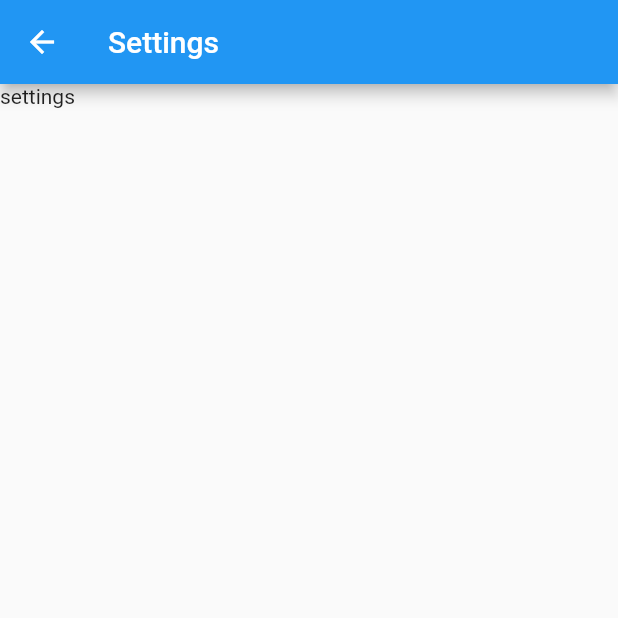
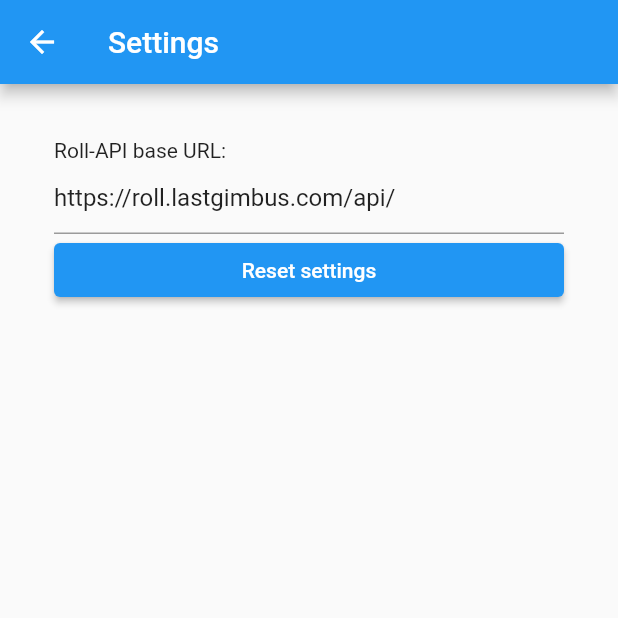
Before and after one commit to TheLastGimbus/rollplay, a Flutter app: the screen it shows after launch, after a tap on the "settings" icon, on a phone screen of 412 x 824 dp, the top half of it. Run offline on Flutter 3.47's test engine with Material 2 defaults, Android fonts, the phone set to English and light mode, and no system bars; our stand-ins replace fluro, flutter_bloc, shared_preferences.

Commit message:
This took much more that i want to admit

```diff
--- a/lib/main.dart
+++ b/lib/main.dart
@@ -1,4 +1,6 @@
 import 'package:flutter/material.dart';
+import 'package:flutter_bloc/flutter_bloc.dart';
+import 'package:rollplay/pages/home_cubit.dart';
 import 'package:rollplay/router.dart';
 
 void main() {
@@ -9,34 +11,16 @@ void main() {
 class MyApp extends StatelessWidget {
   @override
   Widget build(BuildContext context) {
-    return MaterialApp(
-      title: 'Roll-Play',
-      theme: ThemeData(primarySwatch: Colors.blue),
-      initialRoute: Routes.home,
-      onGenerateRoute: router.generator,
+    return MultiBlocProvider(
+      providers: [
+        BlocProvider(create: (ctx) => HomeCubit()),
+      ],
+      child: MaterialApp(
+        title: 'Roll-Play',
+        theme: ThemeData(primarySwatch: Colors.blue),
+        initialRoute: Routes.home,
+        onGenerateRoute: router.generator,
+      ),
     );
   }
 }
-
-class HomePage extends StatefulWidget {
-  HomePage({Key key}) : super(key: key);
-
-  @override
-  _HomePageState createState() => _HomePageState();
-}
-
-class _HomePageState extends State<HomePage> {
-  @override
-  Widget build(BuildContext context) {
-    return Scaffold(
-      appBar: AppBar(
-        title: Text("Roll-Play"),
-        leading: IconButton(
-          icon: Icon(Icons.settings),
-          onPressed: () => router.navigateTo(context, Routes.settings),
-        ),
-      ),
-      body: Center(child: Text("Hello there!")),
-    );
-  }
-}
--- /dev/null
+++ b/lib/pages/home_cubit.dart
@@ -0,0 +1,9 @@
+import 'package:flutter_bloc/flutter_bloc.dart';
+
+class HomeCubit extends Cubit<String> {
+  HomeCubit() : super(null);
+
+  void roll() {
+
+  }
+}
--- /dev/null
+++ b/lib/pages/home_page.dart
@@ -0,0 +1,38 @@
+import 'package:flutter/material.dart';
+
+import '../router.dart';
+
+class HomePage extends StatefulWidget {
+  HomePage({Key key}) : super(key: key);
+
+  @override
+  _HomePageState createState() => _HomePageState();
+}
+
+class _HomePageState extends State<HomePage> {
+  @override
+  Widget build(BuildContext context) {
+    return Scaffold(
+      appBar: AppBar(
+        title: Text("Roll-Play"),
+        actions: [
+          IconButton(
+            icon: Icon(Icons.settings),
+            onPressed: () => router.navigateTo(context, Routes.settings),
+          ),
+        ],
+      ),
+      body: Container(
+        padding: EdgeInsets.all(32),
+        child: Column(
+          children: [
+            ElevatedButton(
+              child: Text("Roll!"),
+              onPressed: () {},
+            ),
+          ],
+        ),
+      ),
+    );
+  }
+}
--- a/lib/pages/settings_page.dart
+++ b/lib/pages/settings_page.dart
@@ -1,4 +1,7 @@
 import 'package:flutter/material.dart';
+import 'package:shared_preferences/shared_preferences.dart';
+
+import '../settings.dart' as prefs;
 
 class SettingsPage extends StatefulWidget {
   SettingsPage({Key key}) : super(key: key);
@@ -8,17 +11,50 @@ class SettingsPage extends StatefulWidget {
 }
 
 class _SettingsPageState extends State<SettingsPage> {
+  SharedPreferences sp;
+
+  @override
+  void initState() {
+    super.initState();
+    SharedPreferences.getInstance().then((value) => setState(() => sp = value));
+  }
+
   @override
   Widget build(BuildContext context) {
     return Scaffold(
       appBar: AppBar(title: Text("Settings")),
       body: Center(
-        child: ListView(
-          children: [
-            Text('settings'),
-          ],
+        child: Container(
+          constraints: BoxConstraints(maxWidth: 500),
+          padding: EdgeInsets.all(36),
+          child: sp == null ? Text("Wait...") : settings(),
         ),
       ),
     );
   }
+
+  Widget settings() {
+    return ListView(
+      children: [
+        Text("Roll-API base URL:"),
+        TextFormField(
+          key: UniqueKey(),
+          initialValue: sp.getString(prefs.Key.API_BASE_URL) ??
+              prefs.Default.API_BASE_URL,
+          decoration: InputDecoration(hintText: prefs.Default.API_BASE_URL),
+          onChanged: (str) {
+            if (!str.endsWith('/')) str += '/';
+            sp.setString(prefs.Key.API_BASE_URL, str);
+          },
+        ),
+        ElevatedButton(
+          child: Text('Reset settings'),
+          onPressed: () async {
+            await sp.clear();
+            setState(() {});
+          },
+        )
+      ],
+    );
+  }
 }
--- a/lib/router.dart
+++ b/lib/router.dart
@@ -1,6 +1,6 @@
 import 'package:fluro/fluro.dart';
-import 'package:rollplay/main.dart';
 
+import 'pages/home_page.dart';
 import 'pages/settings_page.dart';
 
 final router = FluroRouter();
@@ -18,6 +18,6 @@ void initRouter() {
   router.define(
     Routes.settings,
     handler: Handler(handlerFunc: (ctx, params) => SettingsPage()),
-    transitionType: TransitionType.nativeModal,
+    transitionType: TransitionType.inFromRight,
   );
 }
--- /dev/null
+++ b/lib/settings.dart
@@ -0,0 +1,7 @@
+class Key {
+  static const API_BASE_URL = 'api.base_url';
+}
+
+class Default {
+  static const API_BASE_URL = 'https://roll.lastgimbus.com/api/';
+}
--- a/pubspec.yaml
+++ b/pubspec.yaml
@@ -16,6 +16,10 @@ dependencies:
 
   # UI
   fluro: ^2.0.3
+  flutter_bloc: ^7.0.0
+
+  # Platform plugins
+  shared_preferences: ^2.0.5
 
 dev_dependencies:
   flutter_test:
```
Also changed, not shown: pubspec.lock.
